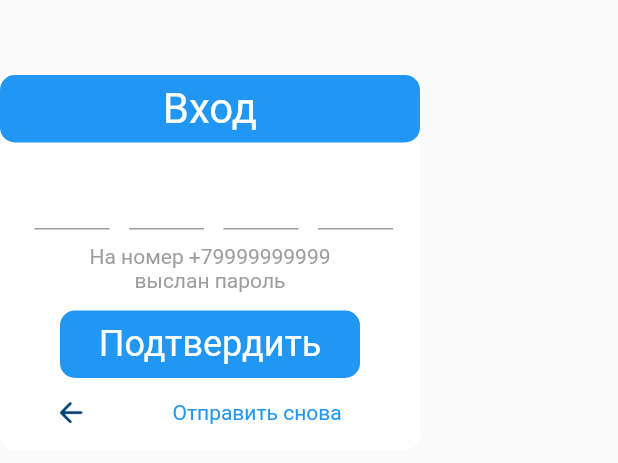
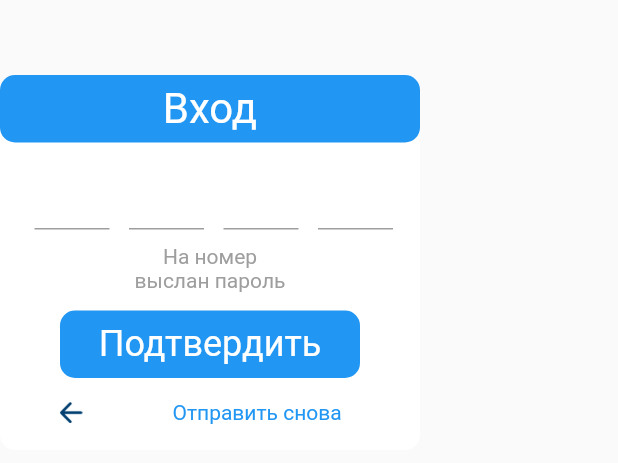
Before and after one commit to Impulseone/AcademGora, a Flutter app: the PasswordWidget widget shown alone on an empty page, opened directly with empty values, on a phone screen of 412 x 824 dp. Shown: the top 463 px of the screen. Run offline on Flutter 3.47's test engine with Material 2 defaults, Android fonts, the phone set to English and light mode, and no system bars; our stand-ins replace carousel_slider; project files that could hold a hidden picture were left out.

Commit message:
login screens completed

```diff
--- a/academ_gora/lib/screens/auth/helpers/login_form_widget.dart
+++ b/academ_gora/lib/screens/auth/helpers/login_form_widget.dart
@@ -2,8 +2,9 @@ import 'package:flutter/material.dart';
 
 class LoginFormWidget extends StatelessWidget {
   final Function _getCode;
+  final TextEditingController _controller;
 
-  LoginFormWidget(this._getCode);
+  LoginFormWidget(this._controller, this._getCode);
 
   @override
   Widget build(BuildContext context) {
@@ -56,6 +57,7 @@ class LoginFormWidget extends StatelessWidget {
               margin: EdgeInsets.only(left: 10),
               child: TextField(
                 keyboardType: TextInputType.number,
+                controller: _controller,
                 decoration: InputDecoration(
                     hintText: "+7",
                     hintStyle: TextStyle(color: Colors.grey),
--- a/academ_gora/lib/screens/auth/helpers/password_widget.dart
+++ b/academ_gora/lib/screens/auth/helpers/password_widget.dart
@@ -3,15 +3,19 @@ import 'package:flutter/services.dart';
 
 class PasswordWidget extends StatefulWidget {
   final Function _getCode;
+  final Function _back;
+  final String _number;
 
-  PasswordWidget(this._getCode);
+  PasswordWidget(this._getCode, this._back, this._number);
 
   @override
-  _PasswordWidgetState createState() => _PasswordWidgetState(_getCode);
+  _PasswordWidgetState createState() => _PasswordWidgetState(_getCode,_back,_number);
 }
 
 class _PasswordWidgetState extends State<PasswordWidget> {
   final Function _getCode;
+  final Function _back;
+  final String _number;
 
   FocusNode _myFocusNode1 = FocusNode();
   FocusNode _myFocusNode2 = FocusNode();
@@ -23,7 +27,7 @@ class _PasswordWidgetState extends State<PasswordWidget> {
   TextEditingController _controller3 = TextEditingController();
   TextEditingController _controller4 = TextEditingController();
 
-  _PasswordWidgetState(this._getCode);
+  _PasswordWidgetState(this._getCode, this._back, this._number);
 
   @override
   Widget build(BuildContext context) {
@@ -127,7 +131,7 @@ class _PasswordWidgetState extends State<PasswordWidget> {
     return Container(
         margin: EdgeInsets.only(top: 10),
         child: Text(
-          "На номер +79999999999 \nвыслан пароль",
+          "На номер $_number \nвыслан пароль",
           textAlign: TextAlign.center,
           style: TextStyle(color: Colors.grey, fontSize: 14),
         ));
@@ -158,11 +162,13 @@ class _PasswordWidgetState extends State<PasswordWidget> {
         width: 200,
         child: Row(
           children: [
-            Image.asset(
-              "assets/auth/e6.png",
-              width: 15,
-              height: 15,
-            ),
+            GestureDetector(
+                onTap: _back,
+                child: Image.asset(
+                  "assets/auth/e6.png",
+                  width: 15,
+                  height: 15,
+                )),
             Container(
                 margin: EdgeInsets.only(left: 60),
                 child: Text(
```
Also changed, not shown: academ_gora/lib/screens/auth/auth_screen.dart (+5 -2 lines), academ_gora/lib/screens/auth/password_screen.dart (+16 -2 lines).
